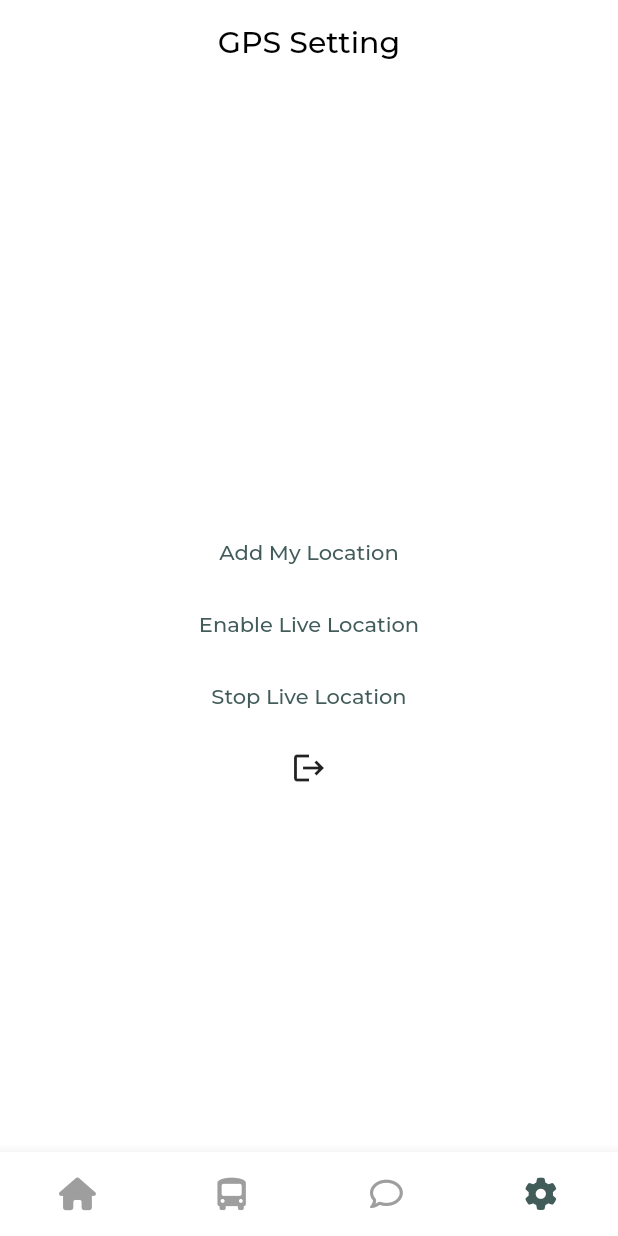
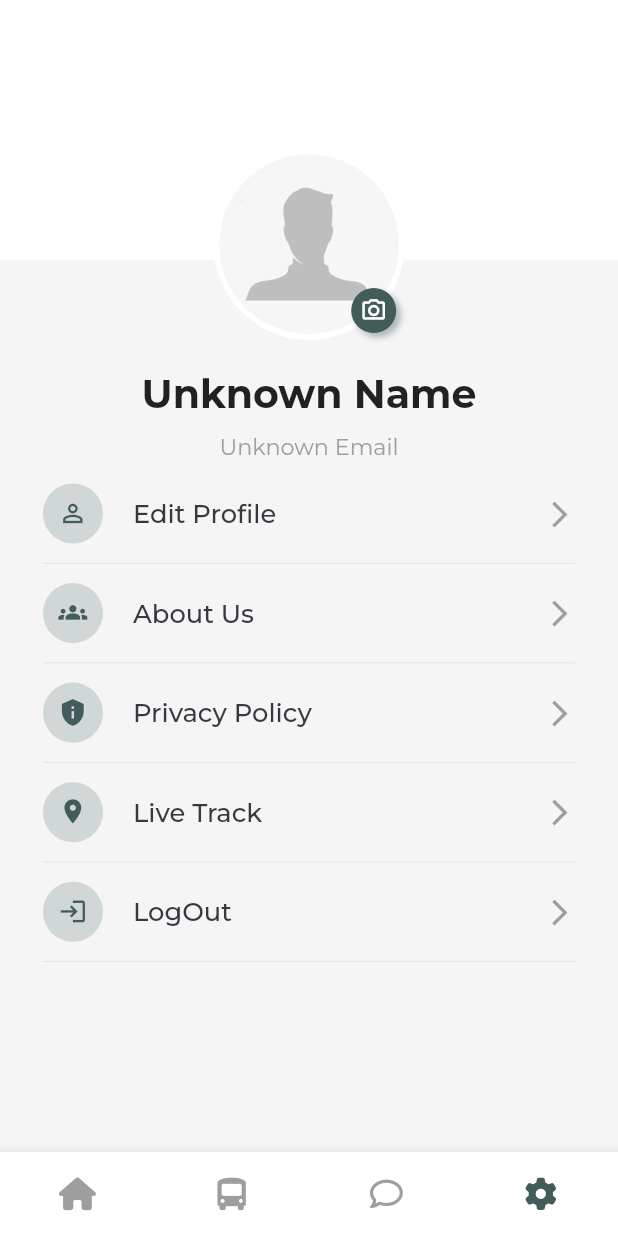
Before and after one commit to Sajid-ikram/LU-Bird, a Flutter app: the screen it shows once a user with an empty profile is signed in, item 4 of the bottom bar chosen, on a phone screen of 412 x 824 dp. Run offline on Flutter 3.47's test engine with Material 2 defaults, Android fonts, the phone set to English and light mode, and no system bars; drawn by our look-alikes of animated_bottom_navigation_bar; our stand-ins replace cloud_firestore, firebase_auth, firebase_core, flutter_screenutil, flutter_spinkit, font_awesome_flutter and 4 more; accounts and stored records are empty.

Commit message:
pre defence 1.0

```diff
--- a/lib/custom_navigation.dart
+++ b/lib/custom_navigation.dart
@@ -3,8 +3,11 @@ import 'package:flutter/cupertino.dart';
 import 'package:flutter/material.dart';
 import 'package:flutter_screenutil/flutter_screenutil.dart';
 import 'package:font_awesome_flutter/font_awesome_flutter.dart';
+import 'package:lu_bird/view/bus_info/bus_info.dart';
+import 'package:lu_bird/view/chat/chat.dart';
 import 'package:lu_bird/view/home/gps_settings.dart';
 import 'package:lu_bird/view/home/home.dart';
+import 'package:lu_bird/view/profile/profile.dart';
 import 'package:lu_bird/view/public_widgets/app_colors.dart';
 
 class CustomNavigation extends StatefulWidget {
@@ -26,9 +29,9 @@ class _CustomNavigationState extends State<CustomNavigation> {
 
   List<Widget> pages = [
     const Home(),
-    const Home(),
-    const Home(),
-    const GPSSetting(),
+    const BusInfo(),
+    const Chat(),
+    const Profile(),
   ];
 
   @override
--- a/lib/view/home/gps_settings.dart
+++ b/lib/view/home/gps_settings.dart
@@ -59,12 +59,7 @@ class _GPSSettingState extends State<GPSSetting> {
                   _stopListening();
                 },
                 child: const Text("Stop Live Location")),
-            IconButton(
-              onPressed: () {
-                Provider.of<Authentication>(context, listen: false).signOut();
-              },
-              icon: const Icon(Icons.logout),
-            ),
+
           ],
         ),
       ),
--- /dev/null
+++ b/lib/view/profile/profile.dart
@@ -0,0 +1,127 @@
+
+import 'package:flutter/cupertino.dart';
+import 'package:flutter/material.dart';
+import 'package:flutter_screenutil/flutter_screenutil.dart';
+import 'package:lu_bird/providers/profile_provider.dart';
+import 'package:lu_bird/view/profile/profile_widget/profile_image.dart';
+import 'package:lu_bird/view/profile/profile_widget/profile_list.dart';
+import 'package:provider/provider.dart';
+
+import '../../providers/authentication.dart';
+
+class Profile extends StatelessWidget {
+  const Profile({Key? key}) : super(key: key);
+
+  @override
+  Widget build(BuildContext context) {
+    Size size = MediaQuery.of(context).size;
+    var pro = Provider.of<ProfileProvider>(context, listen: false);
+    return Scaffold(
+      body: SingleChildScrollView(
+        child: Stack(
+          alignment: Alignment.center,
+          children: [
+            Column(
+              children: [
+                Container(
+                  height: size.height * 0.21,
+                  color: Colors.white,
+                ),
+                Container(
+                  height: size.height - size.height * 0.21,
+                  color: Colors.grey.withOpacity(0.1),
+                ),
+              ],
+            ),
+            topWidget(size, pro)
+          ],
+        ),
+      ),
+    );
+  }
+}
+
+Widget topWidget(Size size, ProfileProvider pro) {
+  final List<String> listName = [
+    "Edit Profile",
+    "About Us",
+    "Privacy Policy",
+    "Live Track",
+    "LogOut",
+
+  ];
+
+  final List<IconData> listIcons = [
+    Icons.person_outline,
+    Icons.groups,
+    Icons.privacy_tip,
+    Icons.location_on,
+    Icons.login_outlined,
+
+  ];
+
+
+
+  return SingleChildScrollView(
+    child: SizedBox(
+      height: 800.h,
+      width: 360.w,
+      child: Column(
+        children: [
+          SizedBox(height: size.height * 0.12),
+          profileImage(size),
+           Text(
+            pro.profileName.isEmpty ? "Unknown Name" :pro.profileName,
+            style: TextStyle(
+              fontSize: 23.sp,
+              fontWeight: FontWeight.bold,
+
+            ),
+          ),
+          const SizedBox(height: 10),
+          Text(
+            pro.email.isEmpty ? "Unknown Email" : pro.email,
+            style: TextStyle(fontSize: 13.sp, color: Colors.grey),
+          ),
+          const SizedBox(height: 10),
+          Expanded(
+
+            child: ListView.builder(
+              physics: const BouncingScrollPhysics(),
+
+              itemBuilder: (context, index) {
+                return InkWell(
+                  onTap: (){
+                    if(index == 0){
+                      Navigator.of(context).pushNamed("AboutMe");
+                    }
+                    else if(index == 1){
+                      Navigator.of(context).pushNamed("MyOrders");
+                    }
+                    else if(index == 2){
+                      Navigator.of(context).pushNamed("Favourite");
+                    }
+                    else if(index == 3){
+                      Navigator.of(context).pushNamed("GPSSetting");
+                    }
+                    else if(index == 4){
+                      Provider.of<Authentication>(context, listen: false).signOut();
+                    }
+
+                  },
+                  child: profileList(
+                    listName[index],
+                    listIcons[index],
+
+                  ),
+                );
+              },
+              itemCount: 5,
+            ),
+          ),
+          //const SizedBox(height: 55),
+        ],
+      ),
+    ),
+  );
+}
```
Also changed, not shown: lib/view/bus_info/bus_info.dart (added, +20 -0 lines), lib/view/chat/chat.dart (added, +21 -0 lines), lib/view/profile/profile_widget/profile_image.dart (added, +60 -0 lines), lib/view/profile/profile_widget/profile_list.dart (added, +50 -0 lines).
